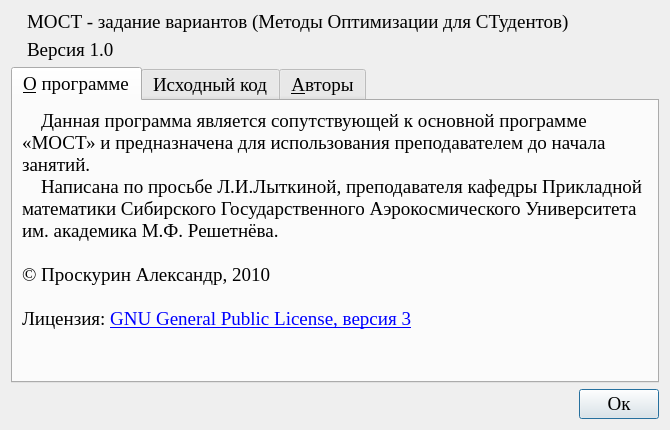
Old version of the form setvariants/ui/aboutProgram.ui in the repository Eliminationzx/optimizationmethods.
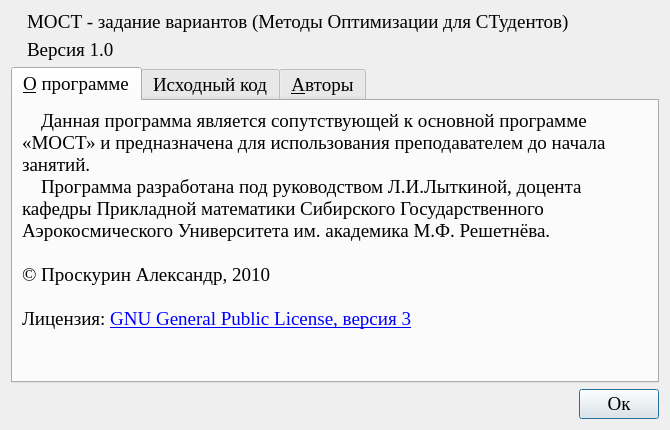
New version of the form. Icons and pictures are not drawn.

Commit message: поправил текст в окне о программе.

```diff
--- a/setvariants/ui/aboutProgram.ui
+++ b/setvariants/ui/aboutProgram.ui
@@ -81,7 +81,7 @@
 p, li { white-space: pre-wrap; }
 &lt;/style&gt;&lt;/head&gt;&lt;body style=&quot; font-family:'Times New Roman'; font-size:14pt; font-weight:400; font-style:normal;&quot;&gt;
 &lt;p style=&quot; margin-top:0px; margin-bottom:0px; margin-left:0px; margin-right:0px; -qt-block-indent:0; text-indent:0px;&quot;&gt;&lt;span style=&quot; font-family:'Times New Roman,serif';&quot;&gt;    Данная программа является сопутствующей к основной программе «МОСТ» и предназначена для использования преподавателем до начала занятий.&lt;/span&gt;&lt;/p&gt;
-&lt;p style=&quot; margin-top:0px; margin-bottom:0px; margin-left:0px; margin-right:0px; -qt-block-indent:0; text-indent:0px;&quot;&gt;    Написана по просьбе Л.И.Лыткиной, преподавателя кафедры Прикладной математики Сибирского Государственного Аэрокосмического Университета им. академика М.Ф. Решетнёва.&lt;/p&gt;
+&lt;p style=&quot; margin-top:0px; margin-bottom:0px; margin-left:0px; margin-right:0px; -qt-block-indent:0; text-indent:0px;&quot;&gt;    Программа разработана под руководством Л.И.Лыткиной, доцента кафедры Прикладной математики Сибирского Государственного Аэрокосмического Университета им. академика М.Ф. Решетнёва.&lt;/p&gt;
 &lt;p style=&quot;-qt-paragraph-type:empty; margin-top:0px; margin-bottom:0px; margin-left:0px; margin-right:0px; -qt-block-indent:0; text-indent:0px;&quot;&gt;&lt;/p&gt;
 &lt;p style=&quot; margin-top:0px; margin-bottom:0px; margin-left:0px; margin-right:0px; -qt-block-indent:0; text-indent:0px;&quot;&gt;© Проскурин Александр, 2010&lt;/p&gt;
 &lt;p style=&quot;-qt-paragraph-type:empty; margin-top:0px; margin-bottom:0px; margin-left:0px; margin-right:0px; -qt-block-indent:0; text-indent:0px; text-decoration: underline; color:#0000ff;&quot;&gt;&lt;/p&gt;
```
